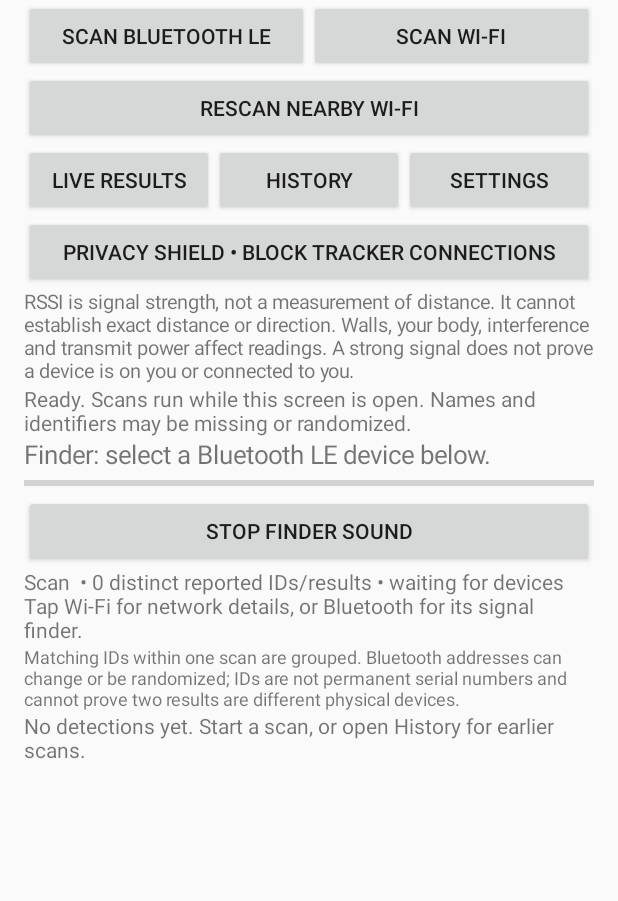
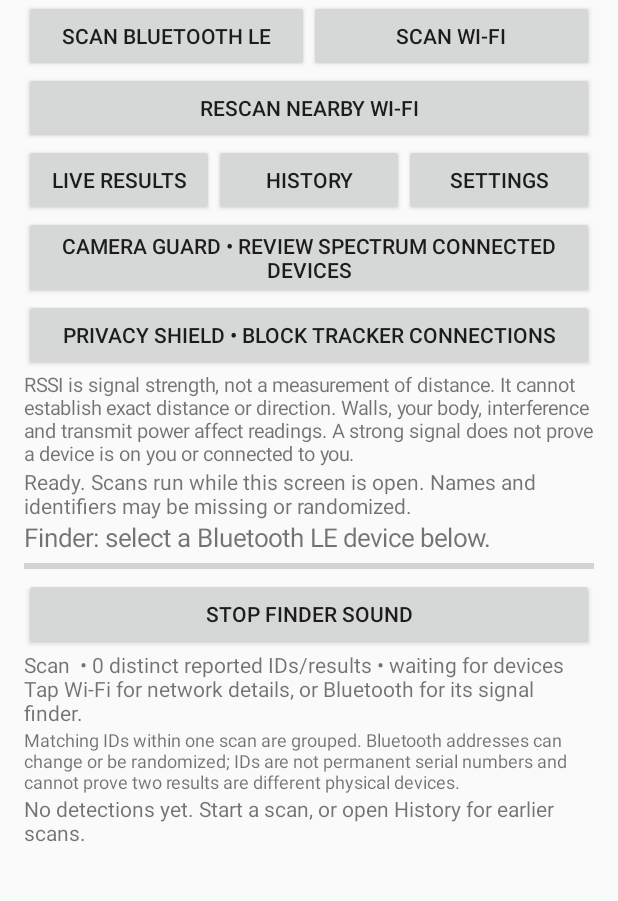
Before and after one commit to jettblue1488/RFControl-Android-, an Android app: the screen it shows after launch (MainActivity), on a phone screen of 412 x 824 dp, the part 59-960 px from its top. Run offline under Robolectric (Android 15) with nearby library versions, the phone set to English and light mode, and no system bars.

Commit message:
Add Camera Guard entry point to RF Control

```diff
--- a/app/src/main/java/com/rfcontrol/app/MainActivity.kt
+++ b/app/src/main/java/com/rfcontrol/app/MainActivity.kt
@@ -141,6 +141,11 @@ class MainActivity : Activity() {
             }.show()
         }
         root.addView(navigation)
+        root.addView(Button(this).apply {
+            text = "Camera Guard • Review Spectrum connected devices"
+            contentDescription = "Open camera review and manual block guidance for Spectrum Wi-Fi"
+            setOnClickListener { startActivity(Intent(this@MainActivity, CameraGuardActivity::class.java)) }
+        })
         root.addView(Button(this).apply {
             text = "Privacy Shield • Block tracker connections"
             setOnClickListener { showPrivacyShield() }
```
